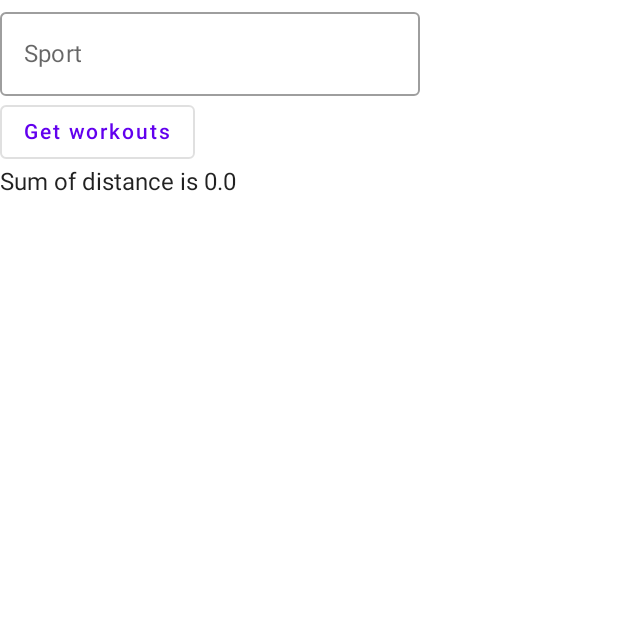
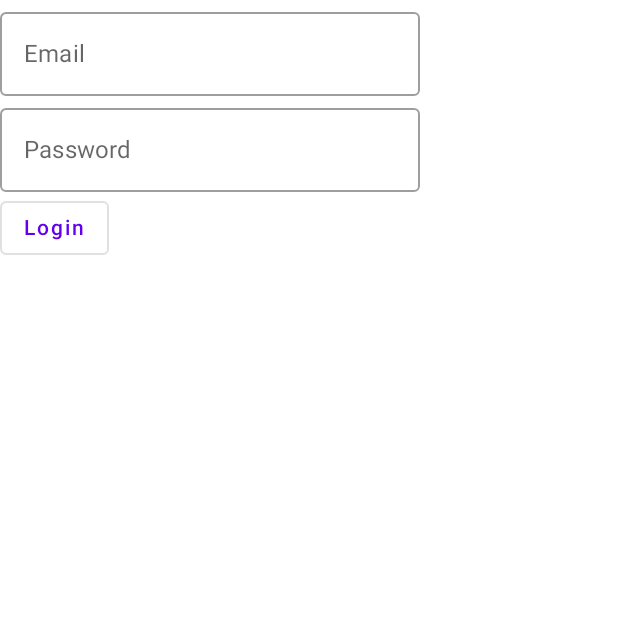
Before and after one commit to ReimaRepsukka/FireBaseTest, an Android app built with Jetpack Compose: the screen it shows after launch (MainActivity), on a phone screen of 412 x 824 dp, the top half of it. Run offline under Robolectric (Android 15) with nearby library versions, the phone set to English and light mode, and no system bars; our stand-ins replace Firebase (no records; nobody signed in at launch, a user with empty details on screens opened directly); libraries missing offline, so code that uses them is left out: io.grpc.

```diff
--- a/app/build.gradle
+++ b/app/build.gradle
@@ -59,9 +59,11 @@ dependencies {
     implementation 'androidx.lifecycle:lifecycle-runtime-ktx:2.4.1'
     implementation 'androidx.activity:activity-compose:1.4.0'
     implementation 'com.google.firebase:firebase-firestore-ktx:24.0.1'
+    implementation 'com.google.firebase:firebase-auth-ktx:21.0.1'
     testImplementation 'junit:junit:4.+'
     androidTestImplementation 'androidx.test.ext:junit:1.1.3'
     androidTestImplementation 'androidx.test.espresso:espresso-core:3.4.0'
     androidTestImplementation "androidx.compose.ui:ui-test-junit4:$compose_version"
     debugImplementation "androidx.compose.ui:ui-tooling:$compose_version"
+    implementation "androidx.lifecycle:lifecycle-viewmodel-compose:2.4.1"
 }
--- a/app/src/main/java/com/example/firebasetest/MainActivity.kt
+++ b/app/src/main/java/com/example/firebasetest/MainActivity.kt
@@ -17,7 +17,7 @@ class MainActivity : ComponentActivity() {
             FireBaseTestTheme {
                 // A surface container using the 'background' color from the theme
                 Surface(color = MaterialTheme.colors.background) {
-                    Exercise5()
+                    Exercise7()
                 }
             }
         }
--- a/app/src/main/java/com/example/firebasetest/MyView.kt
+++ b/app/src/main/java/com/example/firebasetest/MyView.kt
@@ -7,8 +7,11 @@ import androidx.compose.material.OutlinedButton
 import androidx.compose.material.OutlinedTextField
 import androidx.compose.material.Text
 import androidx.compose.runtime.*
+import androidx.compose.ui.text.input.PasswordVisualTransformation
+import com.google.firebase.auth.ktx.auth
 
 import com.google.firebase.firestore.ktx.firestore
+import com.google.firebase.firestore.ktx.getField
 import com.google.firebase.ktx.Firebase
 import io.grpc.BinaryLog
 
@@ -16,15 +19,62 @@ import io.grpc.BinaryLog
 fun MainView() {
     var text by remember { mutableStateOf("") }
 
+    val fAuth = Firebase.auth
     val fireStore = Firebase.firestore
 
-    fireStore
-        .collection("users")
-        .whereEqualTo("fname", "Lisa")
-        .get()
+    fAuth
+        .signInWithEmailAndPassword("reima@reima.com", "reimarii")
         .addOnSuccessListener {
+            fireStore
+                .collection("blogs")
+                .document(it.user!!.uid)   //only the authorizer user has access
+                .set( Blog("My personal message") )
+        }
 
+
+}
+
+
+@Composable
+fun Exercise7() {
+    var email by remember { mutableStateOf("") }
+    var pw by remember { mutableStateOf("") }
+    var info by remember { mutableStateOf("") }
+    val fAuth = Firebase.auth
+
+
+    Column() {
+
+        OutlinedTextField(
+            value = email,
+            onValueChange = { email = it },
+            label = { Text("Email") })
+
+        OutlinedTextField(
+            value = pw,
+            onValueChange = { pw = it },
+            label = { Text("Password") },
+            visualTransformation = PasswordVisualTransformation())
+
+        OutlinedButton(
+            onClick = {
+                fAuth
+                    .signInWithEmailAndPassword(email,pw)
+                    .addOnSuccessListener {
+                        info = "You are logged in with account ${it.user!!.email.toString()}"
+                    }
+            }
+        ) {
+            Text(text = "Login")
         }
+
+        Text(text = info)
+    }
+
+}
+
+@Composable
+fun Test() {
 
 }
 
```
Also changed, not shown: app/src/main/java/com/example/firebasetest/UserViewModel.kt (added, +13 -0 lines).
